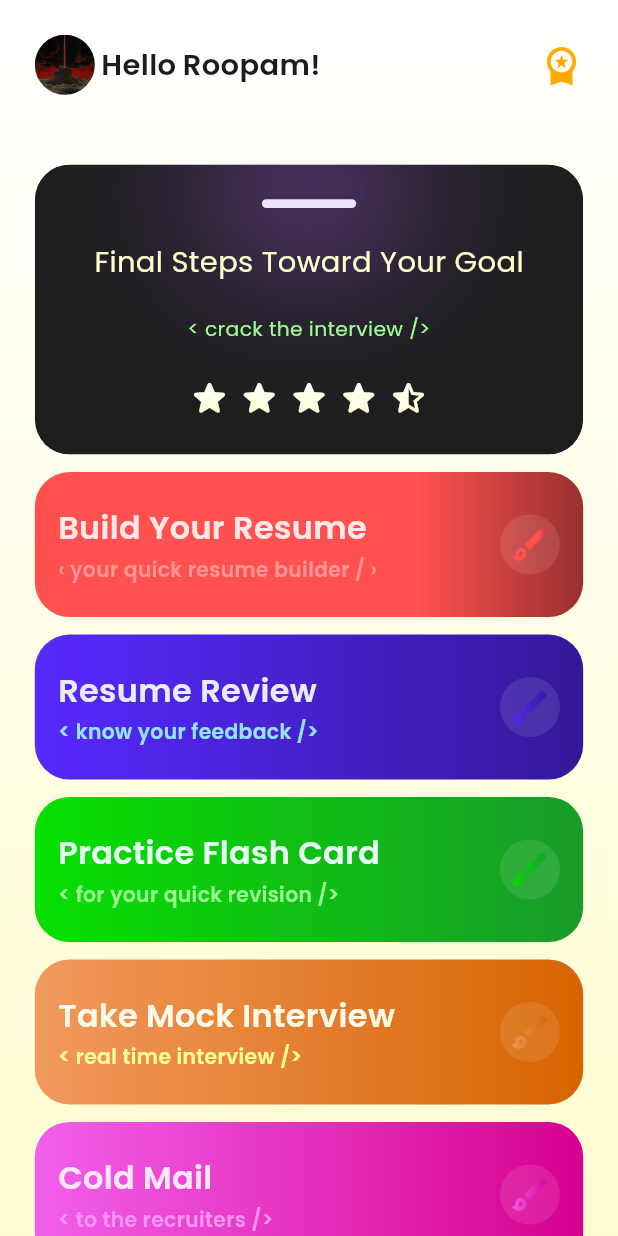
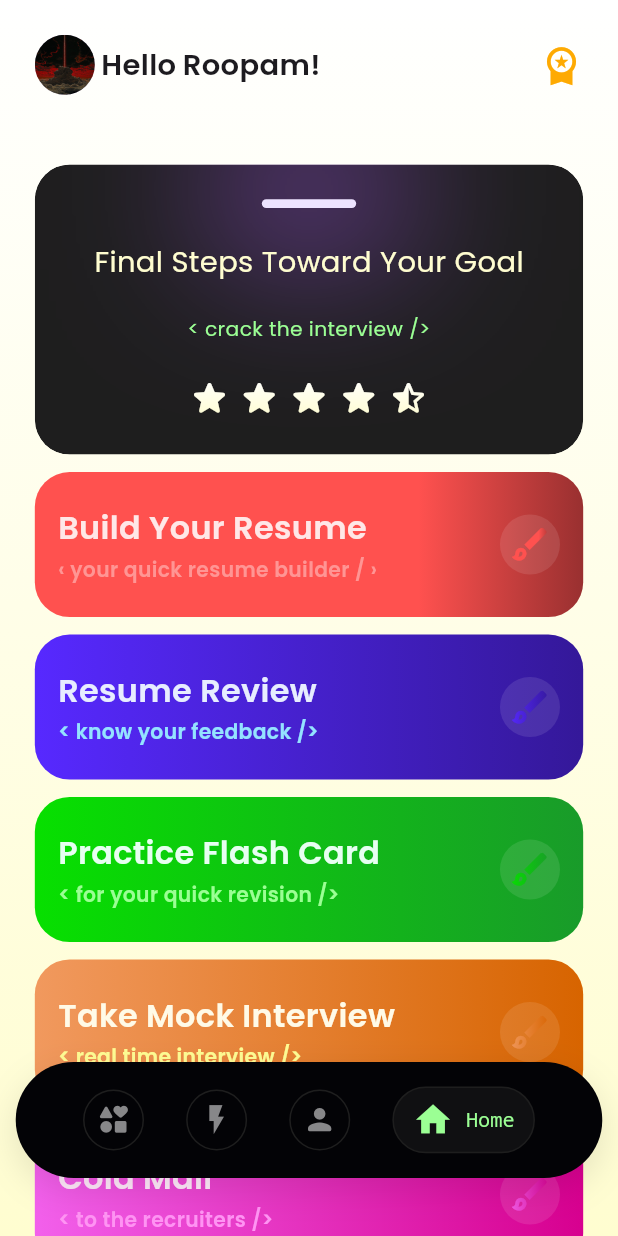
Before and after one commit to Redvey/InterView, a Flutter app: the screen it shows after launch, on a phone screen of 412 x 824 dp. Run offline on Flutter 3.47's test engine with Material 3 defaults, Android fonts, the phone set to English and light mode, and no system bars; our stand-ins replace file_picker, go_router, smooth_page_indicator.

Commit message:
23:feat(ui):Added Bottom Navigation Bar UI only

```diff
--- a/lib/core/constants/colors.dart
+++ b/lib/core/constants/colors.dart
@@ -87,6 +87,9 @@ class AppColors {
 
   static const black = Color(0xFF000000);
   static const blackLight = Color(0xFF1E1E1E);
+  static const bottomBlack = Color(0xFF030306);
+  static const bottomBlackLight = Color(0xFF101012);
+  static const bottomGrey = Color(0xFF878789);
 
   static const textRed = Color(0xFFFF9594);
   static const textRedBg = Color(0xFFFFE7E7);
--- a/lib/core/constants/sizes.dart
+++ b/lib/core/constants/sizes.dart
@@ -1,6 +1,5 @@
 import 'package:flutter/material.dart';
 import 'dart:math' as math;
-
 import 'package:interview/core/extensions/responsive_extension.dart';
 
 class AppSizes {
@@ -63,8 +62,6 @@ class AppSizes {
   static double glowW(BuildContext context) => 60.0 * _getWidthScaleFactor(context);
   static double glowB(BuildContext context) => 3.0 * _getScaleFactor(context);
 
-
-
   // Font sizes
   static double fontSizeSs(BuildContext context) => 12.0 * _getScaleFactor(context);
   static double fontSizeSm(BuildContext context) => 14.0 * _getScaleFactor(context);
@@ -105,6 +102,40 @@ class AppSizes {
   //Profile Screen Items
   static double profileHeight(BuildContext context) => 38.0 * _getHeightScaleFactor(context);
   static double profileWidth(BuildContext context) => 38.0 * _getWidthScaleFactor(context);
+
+  // === BOTTOM NAVIGATION SPECIFIC SIZES ===
+
+  // Bottom nav container
+  static double bottomNavHeight(BuildContext context) => 80.0 * _getHeightScaleFactor(context);
+  static double bottomNavBottomPadding(BuildContext context) => 40.0 * _getHeightScaleFactor(context);
+  static double bottomNavRadius(BuildContext context) => 60.0 * _getScaleFactor(context);
+  static double bottomWidth(BuildContext context) => 2.0 * _getScaleFactor(context);
+  static double bottomNavHorizontalPadding(BuildContext context) => 16.0 * _getWidthScaleFactor(context);
+  // Border widths section
+  static double borderWidthThin(BuildContext context) => 1.0 * _getScaleFactor(context);
+  static double borderWidthDefault(BuildContext context) => 2.0 * _getScaleFactor(context);
+  static double borderWidthThick(BuildContext context) => 3.0 * _getScaleFactor(context);
+
+  // Bottom nav shadow
+  static double bottomNavShadowBlur(BuildContext context) => 20.0 * _getScaleFactor(context);
+  static double bottomNavShadowOffsetY(BuildContext context) => 8.0 * _getHeightScaleFactor(context);
+  static int bottomNavShadowAlpha = 26;
+
+  // Nav icon container
+  static double navIconPaddingHorizontal(BuildContext context) => 12.0 * _getWidthScaleFactor(context);
+  static double navIconPaddingVertical(BuildContext context) => 8.0 * _getHeightScaleFactor(context);
+  static double navIconBorderRadius(BuildContext context) => 24.0 * _getScaleFactor(context);
+
+  // Nav icon sizes
+  static double navIconSizeSelected(BuildContext context) => 28.0 * _getScaleFactor(context);
+  static double navIconSizeUnselected(BuildContext context) => 24.0 * _getScaleFactor(context);
+
+  // Nav label
+  static double navLabelPaddingLeft(BuildContext context) => 8.0 * _getWidthScaleFactor(context);
+  static double navLabelFontSize(BuildContext context) => 14.0 * _getScaleFactor(context);
+
+  // Animation durations (in milliseconds)
+  static int navAnimationDuration = 300;
 
   // === NEW ADDITIONS FOR LIQUID MENU OVERLAY ===
 
--- a/lib/core/constants/strings.dart
+++ b/lib/core/constants/strings.dart
@@ -5,6 +5,12 @@ class AppStrings {
 
   static const crackIt = "< crack the interview />";
   static const finalSteps = "Final Steps Toward Your Goal";
+
+  // Bottom Navigation Labels
+  static const String navInterviews = 'Interviews';
+  static const String navFlashCards = 'Flash Cards';
+  static const String navProfile = 'Profile';
+  static const String navHome = 'Home';
 
   //Card-Text
   static const buildYourResumeTitle = "Build Your Resume";
--- a/lib/core/extensions/responsive_extension.dart
+++ b/lib/core/extensions/responsive_extension.dart
@@ -30,6 +30,11 @@ extension ResponsiveContext on BuildContext {
   double get glowH => AppSizes.glowH(this);
   double get glowW => AppSizes.glowW(this);
   double get glowB => AppSizes.glowB(this);
+
+  // Border widths
+  double get borderWidthThin => AppSizes.borderWidthThin(this);
+  double get borderWidthDefault => AppSizes.borderWidthDefault(this);
+  double get borderWidthThick => AppSizes.borderWidthThick(this);
 
   // Font sizes
   double get fontSizeSs => AppSizes.fontSizeSs(this);
@@ -96,6 +101,35 @@ extension ResponsiveContext on BuildContext {
   double get starSpacing => AppSizes.starSpacing(this);
   int get maxStars => AppSizes.maxStars;
 
+  // === BOTTOM NAVIGATION SPECIFIC EXTENSIONS ===
+
+  // Bottom nav container
+  double get bottomNavHeight => AppSizes.bottomNavHeight(this);
+  double get bottomNavBottomPadding => AppSizes.bottomNavBottomPadding(this);
+  double get bottomNavRadius => AppSizes.bottomNavRadius(this);
+  double get bottomNavHorizontalPadding => AppSizes.bottomNavHorizontalPadding(this);
+
+  // Bottom nav shadow
+  double get bottomNavShadowBlur => AppSizes.bottomNavShadowBlur(this);
+  double get bottomNavShadowOffsetY => AppSizes.bottomNavShadowOffsetY(this);
+  int get bottomNavShadowAlpha => AppSizes.bottomNavShadowAlpha;
+
+  // Nav icon container
+  double get navIconPaddingHorizontal => AppSizes.navIconPaddingHorizontal(this);
+  double get navIconPaddingVertical => AppSizes.navIconPaddingVertical(this);
+  double get navIconBorderRadius => AppSizes.navIconBorderRadius(this);
+
+  // Nav icon sizes
+  double get navIconSizeSelected => AppSizes.navIconSizeSelected(this);
+  double get navIconSizeUnselected => AppSizes.navIconSizeUnselected(this);
+
+  // Nav label
+  double get navLabelPaddingLeft => AppSizes.navLabelPaddingLeft(this);
+  double get navLabelFontSize => AppSizes.navLabelFontSize(this);
+
+  // Animation durations
+  int get navAnimationDuration => AppSizes.navAnimationDuration;
+
   // === NEW ADDITIONS FOR LIQUID MENU OVERLAY ===
 
   // Profile button animations
--- a/lib/features/flash_card/widgets/question_card.dart
+++ b/lib/features/flash_card/widgets/question_card.dart
@@ -101,7 +101,7 @@ class _QuizQuestionCardState extends State<QuizQuestionCard>
           _buildAnswerHeaderRow(),
           const SizedBox(height: 16),
           _buildAnswerContent(),
-          const Spacer(),
+          // const Spacer(),
         ],
       ),
     );
--- a/lib/features/home/screens/home_screen.dart
+++ b/lib/features/home/screens/home_screen.dart
@@ -3,7 +3,7 @@ import 'package:interview/core/constants/colors.dart';
 import 'package:interview/core/constants/strings.dart';
 import 'package:interview/core/extensions/responsive_extension.dart';
 import 'package:interview/features/home/widgets/welcome_message.dart';
-
+import 'package:interview/features/widgets/bottom_nav_wrapper.dart';
 import '../widgets/animated_wrapper.dart';
 import '../animation/home_animation_manager.dart';
 import '../widgets/feature_list.dart';
@@ -17,8 +17,6 @@ class HomeScreen extends StatefulWidget {
 }
 
 class _HomeScreenState extends State<HomeScreen> with TickerProviderStateMixin {
-
-
   late AnimationController _controller;
   late HomeAnimationManager _animationManager;
 
@@ -48,9 +46,12 @@ class _HomeScreenState extends State<HomeScreen> with TickerProviderStateMixin {
   Widget build(BuildContext context) {
     return Container(
       decoration: BoxDecoration(gradient: AppColors.backgroundGradient),
-      child: Scaffold(
+      child: Stack(
+        children: [
+          Scaffold(
             backgroundColor: Colors.transparent,
             body: SafeArea(
+
               child: SingleChildScrollView(
                 padding: context.screenPadding,
                 child: Column(
@@ -66,22 +67,32 @@ class _HomeScreenState extends State<HomeScreen> with TickerProviderStateMixin {
                 ),
               ),
             ),
+
+
+          ),
+
+          MyBottomNavWrapper()
+        ],
       ),
     );
   }
 
   Widget _buildWelcomeSection() {
     return AnimatedContentWrapper(
-      fadeAnimation: _animationManager.fadeAnimations[AppStrings.welcomeMessageAnimationIndex],
-      slideAnimation: _animationManager.slideAnimations[AppStrings.welcomeMessageAnimationIndex],
+      fadeAnimation: _animationManager
+          .fadeAnimations[AppStrings.welcomeMessageAnimationIndex],
+      slideAnimation: _animationManager
+          .slideAnimations[AppStrings.welcomeMessageAnimationIndex],
       child: const WelcomeMessage(),
     );
   }
 
   Widget _buildWelcomeCard() {
     return AnimatedContentWrapper(
-      fadeAnimation: _animationManager.fadeAnimations[AppStrings.welcomeCardAnimationIndex],
-      slideAnimation: _animationManager.slideAnimations[AppStrings.welcomeCardAnimationIndex],
+      fadeAnimation: _animationManager
+          .fadeAnimations[AppStrings.welcomeCardAnimationIndex],
+      slideAnimation: _animationManager
+          .slideAnimations[AppStrings.welcomeCardAnimationIndex],
       child: const WelcomeCard(),
     );
   }
@@ -95,8 +106,10 @@ class _HomeScreenState extends State<HomeScreen> with TickerProviderStateMixin {
 
   Widget _buildAdSection() {
     return AnimatedContentWrapper(
-      fadeAnimation: _animationManager.fadeAnimations[AppStrings.adSectionAnimationIndex],
-      slideAnimation: _animationManager.slideAnimations[AppStrings.adSectionAnimationIndex],
+      fadeAnimation:
+          _animationManager.fadeAnimations[AppStrings.adSectionAnimationIndex],
+      slideAnimation:
+          _animationManager.slideAnimations[AppStrings.adSectionAnimationIndex],
       child: Column(
         children: [
           Divider(thickness: context.dividerHeight),
--- /dev/null
+++ b/lib/features/home/widgets/custom_bottom_nav.dart
@@ -0,0 +1,151 @@
+import 'package:flutter/material.dart';
+import 'package:interview/core/constants/strings.dart';
+import 'package:interview/core/extensions/responsive_extension.dart';
+import '../../../core/constants/colors.dart';
+
+class CustomBottomNav extends StatelessWidget {
+  final int currentIndex;
+  final Function(int) onTap;
+
+  const CustomBottomNav({
+    super.key,
+    required this.currentIndex,
+    required this.onTap,
+  });
+
+  @override
+  Widget build(BuildContext context) {
+    return Align(
+      alignment: Alignment.bottomCenter,
+      child: Padding(
+        padding: EdgeInsets.only(bottom: context.bottomNavBottomPadding),
+        child: Container(
+          height: context.bottomNavHeight,
+          margin: EdgeInsets.symmetric(horizontal: context.spaceLess),
+          padding: EdgeInsets.symmetric(horizontal: context.bottomNavHorizontalPadding),
+          decoration: BoxDecoration(
+            color: AppColors.bottomBlack,
+            borderRadius: BorderRadius.circular(context.bottomNavRadius),
+            boxShadow: [
+              BoxShadow(
+                color: Colors.black.withAlpha(context.bottomNavShadowAlpha),
+                blurRadius: context.bottomNavShadowBlur,
+                offset: Offset(context.zero, context.bottomNavShadowOffsetY),
+              ),
+            ],
+          ),
+          child: Row(
+            mainAxisAlignment: MainAxisAlignment.spaceEvenly,
+            children: [
+              NavIcon(
+                icon: Icons.interests_rounded,
+                label: AppStrings.navInterviews,
+                selected: currentIndex == 1,
+                selectedColor: AppColors.backgroundLightPink,
+                onTap: () => onTap(1),
+              ),
+              NavIcon(
+                icon: Icons.flash_on_sharp,
+                label: AppStrings.navFlashCards,
+                selected: currentIndex == 2,
+                selectedColor: AppColors.backgroundYellow,
+                onTap: () => onTap(2),
+              ),
+              NavIcon(
+                icon: Icons.person_rounded,
+                label: AppStrings.navProfile,
+                selected: currentIndex == 3,
+                selectedColor: AppColors.textBlueBg,
+                onTap: () => onTap(3),
+              ),
+              NavIcon(
+                icon: Icons.home,
+                label: AppStrings.navHome,
+                selected: currentIndex == 0,
+                selectedColor: AppColors.textGreen,
+                onTap: () => onTap(0),
+              ),
+            ],
+          ),
+        ),
+      ),
+    );
+  }
+}
+
+class NavIcon extends StatelessWidget {
+  final IconData icon;
+  final bool selected;
+  final Color selectedColor;
+  final VoidCallback onTap;
+  final String label;
+
+  const NavIcon({
+    super.key,
+    required this.icon,
+    required this.label,
+    required this.selected,
+    required this.selectedColor,
+    required this.onTap,
+  });
+
+  @override
+  Widget build(BuildContext context) {
+    return GestureDetector(
+      onTap: onTap,
+      child: AnimatedContainer(
+        duration: Duration(milliseconds: context.navAnimationDuration),
+        curve: Curves.easeOut,
+        padding: selected
+            ? EdgeInsets.symmetric(
+          horizontal: context.navIconPaddingHorizontal,
+          vertical: context.navIconPaddingVertical,
+        )
+            : EdgeInsets.all(context.navIconPaddingVertical), // Use equal padding for circular shape
+        decoration: BoxDecoration(
+          border: Border.all(
+            width: context.borderWidthThin,
+            color: AppColors.blackLight,
+          ),
+          color: selected ? AppColors.bottomBlackLight : AppColors.bottomBlack.withAlpha(76),
+          borderRadius: selected
+              ? BorderRadius.circular(context.navIconBorderRadius)
+              : BorderRadius.circular(100), // Make it fully circular when unselected
+        ),
+        child: Row(
+          mainAxisSize: MainAxisSize.min,
+          children: [
+            Icon(
+              icon,
+              color: selected ? selectedColor : AppColors.bottomGrey,
+              size: selected ? context.navIconSizeSelected : context.navIconSizeUnselected,
+            ),
+            // Only render the animated label section when selected
+            if (selected) ...[
+              AnimatedSize(
+                duration: Duration(milliseconds: context.navAnimationDuration),
+                curve: Curves.easeInOut,
+                child: AnimatedOpacity(
+                  duration: Duration(milliseconds: context.navAnimationDuration),
+                  opacity: 1.0,
+                  child: Padding(
+                    padding: EdgeInsets.only(left: context.navLabelPaddingLeft),
+                    child: Text(
+                      label,
+                      style: TextStyle(
+                        fontSize: context.navLabelFontSize,
+                        color: selectedColor,
+                        decoration: TextDecoration.none,
+                        fontWeight: FontWeight.w500,
+                      ),
+                    ),
+                  ),
+                ),
+              ),
+            ],
+          ],
+        ),
+      ),
+    );
+  }
+}
--- /dev/null
+++ b/lib/features/widgets/bottom_nav_wrapper.dart
@@ -0,0 +1,27 @@
+import 'package:flutter/cupertino.dart';
+
+import '../home/widgets/custom_bottom_nav.dart';
+
+class MyBottomNavWrapper extends StatefulWidget {
+  const MyBottomNavWrapper({super.key});
+
+  @override
+  State<MyBottomNavWrapper> createState() => _MyBottomNavWrapperState();
+}
+
+class _MyBottomNavWrapperState extends State<MyBottomNavWrapper> {
+  int _selectedIndex = 0;
+
+  @override
+  Widget build(BuildContext context) {
+    return CustomBottomNav(
+      currentIndex: _selectedIndex,
+      onTap: (index) {
+        setState(() {
+          _selectedIndex = index;
+        });
+        // Future: Add navigation logic here
+      },
+    );
+  }
+}
--- a/pubspec.yaml
+++ b/pubspec.yaml
@@ -16,6 +16,7 @@ dependencies:
   intl: ^0.20.2
   file_picker: ^10.2.0
   modal_bottom_sheet: ^3.0.0
+
 
 
 
```
Also changed, not shown: lib/core/utils/color_utils.dart (line endings or trailing spaces), lib/features/interview/screens/interview_completion_screen.dart (added), lib/features/interview/screens/interview_information.dart (added), lib/features/interview/screens/interviewer.dart (added), lib/features/interview/screens/take_mock_interview.dart (added). Lines whose indentation alone changed are shown as unchanged.
